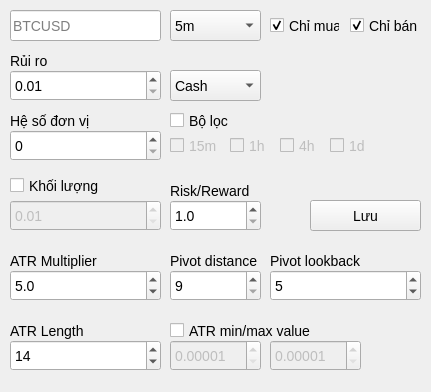
The window that ui/EditWindow.ui (nguyenvantat1182002/rsi-signal-bot) describes before a commit, drawn with Qt 5.
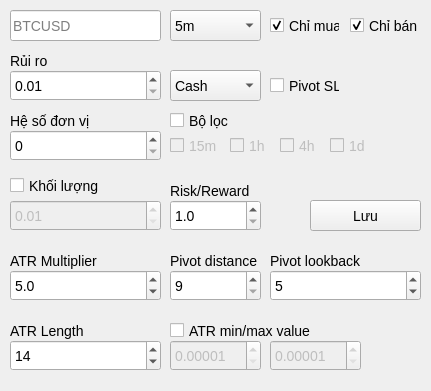
The same window after the commit.

```diff
--- a/ui/EditWindow.ui
+++ b/ui/EditWindow.ui
@@ -7,7 +7,7 @@
     <x>0</x>
     <y>0</y>
     <width>431</width>
-    <height>392</height>
+    <height>391</height>
    </rect>
   </property>
   <property name="windowTitle">
@@ -567,6 +567,22 @@
      <double>0.000010000000000</double>
     </property>
    </widget>
+   <widget class="QCheckBox" name="checkBox_10">
+    <property name="geometry">
+     <rect>
+      <x>270</x>
+      <y>70</y>
+      <width>70</width>
+      <height>31</height>
+     </rect>
+    </property>
+    <property name="cursor">
+     <cursorShape>PointingHandCursor</cursorShape>
+    </property>
+    <property name="text">
+     <string>Pivot SL</string>
+    </property>
+   </widget>
   </widget>
  </widget>
  <resources/>
```
